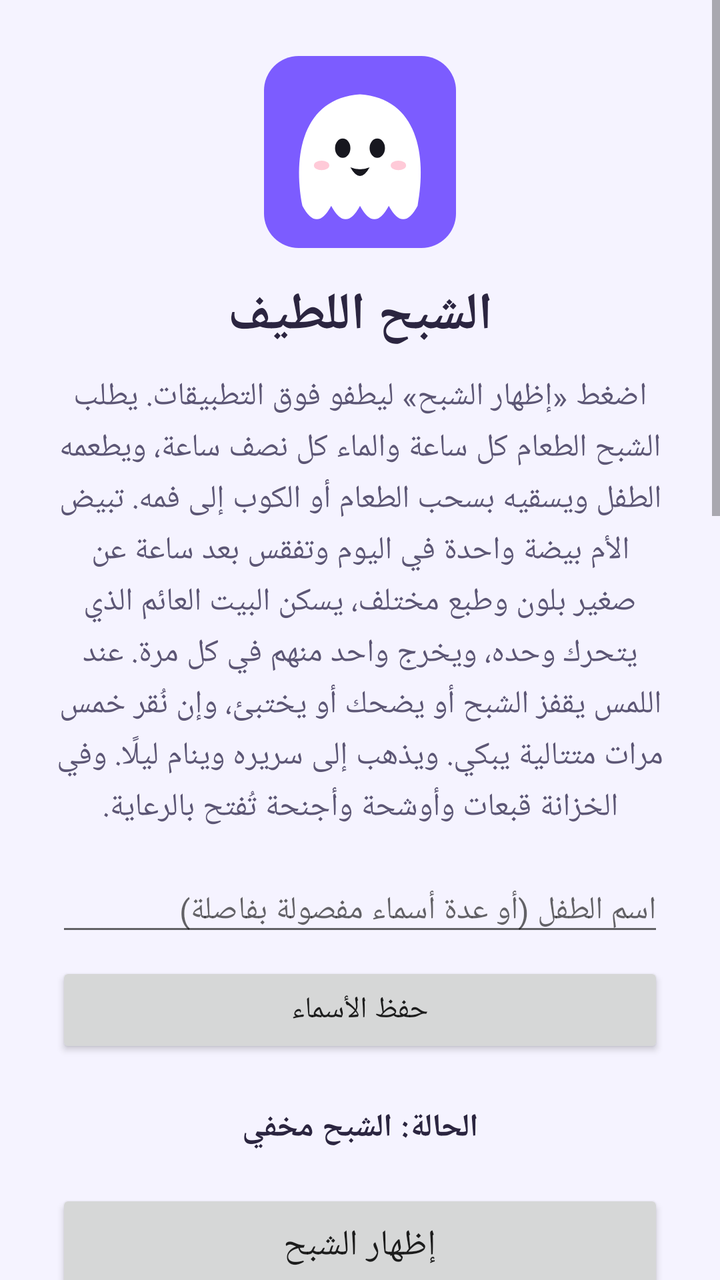
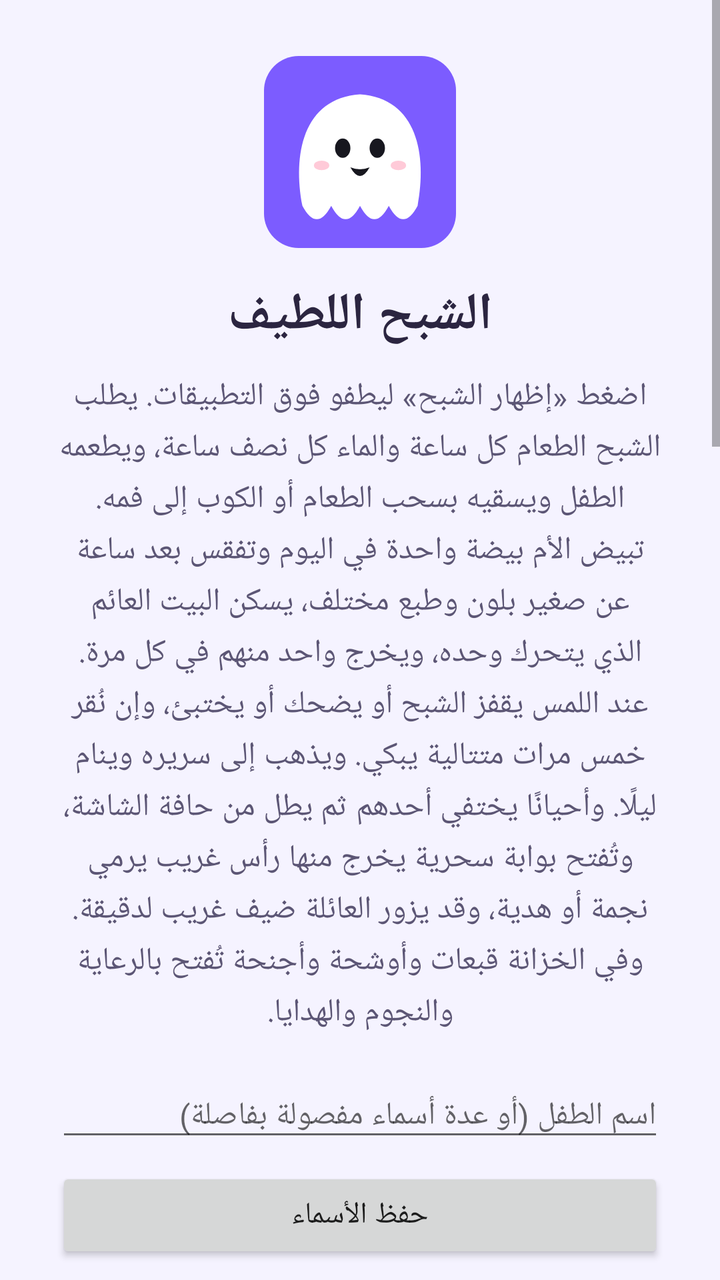

Screens rendered from an Android XML layout before and after an edit, with the pre-edit source and the edit as a unified diff.
<!-- AndroidManifest.xml: application theme AppTheme -->
<!-- res/layout/activity_main.xml -->
<?xml version="1.0" encoding="utf-8"?>
<ScrollView xmlns:android="http://schemas.android.com/apk/res/android"
    android:layout_width="match_parent"
    android:layout_height="match_parent"
    android:fillViewport="true">

    <LinearLayout
        android:layout_width="match_parent"
        android:layout_height="wrap_content"
        android:layoutDirection="rtl"
        android:gravity="center"
        android:orientation="vertical"
        android:padding="28dp">

        <ImageView
            android:layout_width="96dp"
            android:layout_height="96dp"
            android:importantForAccessibility="no"
            android:src="@drawable/ic_launcher" />

        <TextView
            android:layout_width="match_parent"
            android:layout_height="wrap_content"
            android:layout_marginTop="16dp"
            android:gravity="center"
            android:text="@string/main_title"
            android:textColor="@color/text_main"
            android:textSize="26sp"
            android:textStyle="bold" />

        <TextView
            android:layout_width="match_parent"
            android:layout_height="wrap_content"
            android:layout_marginTop="12dp"
            android:gravity="center"
            android:lineSpacingExtra="4dp"
            android:text="@string/main_description"
            android:textColor="@color/text_sub"
            android:textSize="16sp" />

        <EditText
            android:id="@+id/namesField"
            android:layout_width="match_parent"
            android:layout_height="wrap_content"
            android:layout_marginTop="20dp"
            android:hint="@string/names_hint"
            android:inputType="text"
            android:maxLines="2"
            android:textSize="16sp" />

        <Button
            android:id="@+id/saveNamesButton"
            android:layout_width="match_parent"
            android:layout_height="48dp"
            android:layout_marginTop="8dp"
            android:text="@string/names_save"
            android:textSize="15sp" />

        <LinearLayout
            android:id="@+id/updateBanner"
            android:layout_width="match_parent"
            android:layout_height="wrap_content"
            android:layout_marginTop="20dp"
            android:background="#FFF3CD"
            android:orientation="vertical"
            android:padding="14dp"
            android:visibility="gone">

            <TextView
                android:id="@+id/updateText"
                android:layout_width="match_parent"
                android:layout_height="wrap_content"
                android:gravity="center"
                android:textColor="@color/text_main"
                android:textSize="16sp"
                android:textStyle="bold" />

            <Button
                android:id="@+id/updateButton"
                android:layout_width="match_parent"
                android:layout_height="52dp"
                android:layout_marginTop="10dp"
                android:text="@string/update_download"
                android:textSize="16sp" />
        </LinearLayout>

        <TextView
            android:id="@+id/statusText"
            android:layout_width="match_parent"
            android:layout_height="wrap_content"
            android:layout_marginTop="24dp"
            android:gravity="center"
            android:text="@string/status_stopped"
            android:textColor="@color/text_main"
            android:textSize="16sp"
            android:textStyle="bold" />

        <Button
            android:id="@+id/showButton"
            android:layout_width="match_parent"
            android:layout_height="56dp"
            android:layout_marginTop="20dp"
            android:text="@string/show_ghost"
            android:textSize="18sp" />

        <Button
            android:id="@+id/hideButton"
            android:layout_width="match_parent"
            android:layout_height="56dp"
            android:layout_marginTop="12dp"
            android:text="@string/hide_ghost"
            android:textSize="18sp" />

        <Button
            android:id="@+id/feedButton"
            android:layout_width="match_parent"
            android:layout_height="48dp"
            android:layout_marginTop="12dp"
            android:text="@string/feed_now"
            android:textSize="15sp" />

        <Button
            android:id="@+id/drinkButton"
            android:layout_width="match_parent"
            android:layout_height="48dp"
            android:layout_marginTop="12dp"
            android:text="@string/drink_now"
            android:textSize="15sp" />

        <Button
            android:id="@+id/eggButton"
            android:layout_width="match_parent"
            android:layout_height="48dp"
            android:layout_marginTop="12dp"
            android:text="@string/egg_now"
            android:textSize="15sp" />

        <Button
            android:id="@+id/neglectButton"
            android:layout_width="match_parent"
            android:layout_height="48dp"
            android:layout_marginTop="12dp"
            android:text="@string/neglect_now"
            android:textSize="15sp" />

        <Button
            android:id="@+id/seasonButton"
            android:layout_width="match_parent"
            android:layout_height="48dp"
            android:layout_marginTop="12dp"
            android:text="@string/season_now"
            android:textSize="15sp" />

        <TextView
            android:layout_width="match_parent"
            android:layout_height="wrap_content"
            android:layout_marginTop="24dp"
            android:gravity="center"
            android:text="@string/wardrobe_title"
            android:textColor="@color/text_main"
            android:textSize="18sp"
            android:textStyle="bold" />

        <Button
            android:id="@+id/hatButton"
            android:layout_width="match_parent"
            android:layout_height="48dp"
            android:layout_marginTop="8dp"
            android:textSize="15sp" />

        <Button
            android:id="@+id/scarfButton"
            android:layout_width="match_parent"
            android:layout_height="48dp"
            android:layout_marginTop="8dp"
            android:textSize="15sp" />

        <Button
            android:id="@+id/wingsButton"
            android:layout_width="match_parent"
            android:layout_height="48dp"
            android:layout_marginTop="8dp"
            android:textSize="15sp" />

        <Button
            android:id="@+id/glowButton"
            android:layout_width="match_parent"
            android:layout_height="48dp"
            android:layout_marginTop="8dp"
            android:textSize="15sp" />

        <Button
            android:id="@+id/trailButton"
            android:layout_width="match_parent"
            android:layout_height="48dp"
            android:layout_marginTop="8dp"
            android:textSize="15sp" />

        <Button
            android:id="@+id/unlockAllButton"
            android:layout_width="match_parent"
            android:layout_height="48dp"
            android:layout_marginTop="8dp"
            android:text="@string/unlock_all_test"
            android:textSize="15sp" />

        <Button
            android:id="@+id/checkUpdateButton"
            android:layout_width="match_parent"
            android:layout_height="48dp"
            android:layout_marginTop="12dp"
            android:text="@string/update_check"
            android:textSize="15sp" />

        <TextView
            android:id="@+id/privacyNote"
            android:layout_width="match_parent"
            android:layout_height="wrap_content"
            android:layout_marginTop="20dp"
            android:gravity="center"
            android:lineSpacingExtra="2dp"
            android:text="@string/main_privacy_note_local"
            android:textColor="@color/text_sub"
            android:textSize="12sp" />

        <TextView
            android:id="@+id/versionText"
            android:layout_width="match_parent"
            android:layout_height="wrap_content"
            android:layout_marginTop="24dp"
            android:gravity="center"
            android:textColor="@color/text_sub"
            android:textSize="13sp" />
    </LinearLayout>
</ScrollView>
<!-- resources referenced by this layout -->
<resources>
  <color name="text_main">#2B2540</color>
  <color name="text_sub">#5C5675</color>
  <!-- drawable ic_launcher (drawable) -->
  <?xml version="1.0" encoding="utf-8"?>
  <vector xmlns:android="http://schemas.android.com/apk/res/android"
      android:width="108dp"
      android:height="108dp"
      android:viewportWidth="100"
      android:viewportHeight="100">
      <path
          android:fillColor="#7C5CFF"
          android:pathData="M18,0h64a18,18 0 0 1 18,18v64a18,18 0 0 1 -18,18h-64a18,18 0 0 1 -18,-18v-64a18,18 0 0 1 18,-18z" />
      <path
          android:fillColor="#FFFFFF"
          android:pathData="M20,78 C15,52 20,22 50,20 C80,22 85,52 80,78 Q72.5,92 65,78 Q57.5,92 50,78 Q42.5,92 35,78 Q27.5,92 20,78 Z" />
      <path
          android:fillColor="#17171F"
          android:pathData="M41,48 m-4,0 a4,5 0 1,0 8,0 a4,5 0 1,0 -8,0 M59,48 m-4,0 a4,5 0 1,0 8,0 a4,5 0 1,0 -8,0" />
      <path
          android:fillColor="#17171F"
          android:pathData="M45,58 Q50,60 55,58 Q50,67 45,58 Z" />
      <path
          android:fillColor="#FFB4C8"
          android:fillAlpha="0.7"
          android:pathData="M30,57 m-4,0 a4,2.5 0 1,0 8,0 a4,2.5 0 1,0 -8,0 M70,57 m-4,0 a4,2.5 0 1,0 8,0 a4,2.5 0 1,0 -8,0" />
  </vector>
  <string name="drink_now">جرّب السقي الآن</string>
  <string name="egg_now">جرّب البيضة (فقس سريع)</string>
  <string name="feed_now">جرّب الإطعام الآن</string>
  <string name="hide_ghost">إخفاء الشبح</string>
  <string name="main_description">اضغط «إظهار الشبح» ليطفو فوق التطبيقات. يطلب الشبح الطعام كل ساعة والماء كل نصف ساعة، ويطعمه الطفل ويسقيه بسحب الطعام أو الكوب إلى فمه. تبيض الأم بيضة واحدة في اليوم وتفقس بعد ساعة عن صغير بلون وطبع مختلف، يسكن البيت العائم الذي يتحرك وحده، ويخرج واحد منهم في كل مرة. عند اللمس يقفز الشبح أو يضحك أو يختبئ، وإن نُقر خمس مرات متتالية يبكي. ويذهب إلى سريره وينام ليلًا. وفي الخزانة قبعات وأوشحة وأجنحة تُفتح بالرعاية.</string>
  <string name="main_privacy_note_local">هذا التطبيق لا يستخدم الميكروفون ولا يجمع أي بيانات. يتصل بالإنترنت فقط للتحقق من وجود تحديث للتطبيق.</string>
  <string name="main_title">الشبح اللطيف</string>
  <string name="names_hint">اسم الطفل (أو عدة أسماء مفصولة بفاصلة)</string>
  <string name="names_save">حفظ الأسماء</string>
  <string name="neglect_now">جرّب الإهمال (مرحلة تالية)</string>
  <string name="season_now">جرّب الفصل (التالي)</string>
  <string name="show_ghost">إظهار الشبح</string>
  <string name="status_stopped">الحالة: الشبح مخفي</string>
  <string name="unlock_all_test">فتح كل الأغراض (للتجربة)</string>
  <string name="update_check">التحقق من وجود تحديث</string>
  <string name="update_download">تحميل وتثبيت التحديث</string>
  <string name="wardrobe_title">الخزانة</string>
  <style name="AppTheme" parent="android:Theme.Material.Light.NoActionBar">
          <item name="android:windowBackground">@color/screen_bg</item>
          <item name="android:statusBarColor">@color/screen_bg</item>
          <item name="android:navigationBarColor">@color/screen_bg</item>
          <item name="android:windowLightStatusBar">true</item>
      </style>
  <color name="screen_bg">#F5F3FF</color>
</resources>

<!-- the commit's change to res/layout/activity_main.xml (unified diff, before → after) -->
@@ -161,6 +161,15 @@
             android:textSize="18sp"
             android:textStyle="bold" />
 
+        <TextView
+            android:id="@+id/starsText"
+            android:layout_width="match_parent"
+            android:layout_height="wrap_content"
+            android:layout_marginTop="4dp"
+            android:gravity="center"
+            android:textColor="@color/text_sub"
+            android:textSize="15sp" />
+
         <Button
             android:id="@+id/hatButton"
             android:layout_width="match_parent"
@@ -202,6 +211,22 @@
             android:layout_height="48dp"
             android:layout_marginTop="8dp"
             android:text="@string/unlock_all_test"
+            android:textSize="15sp" />
+
+        <Button
+            android:id="@+id/peekButton"
+            android:layout_width="match_parent"
+            android:layout_height="48dp"
+            android:layout_marginTop="12dp"
+            android:text="@string/peek_now"
+            android:textSize="15sp" />
+
+        <Button
+            android:id="@+id/portalButton"
+            android:layout_width="match_parent"
+            android:layout_height="48dp"
+            android:layout_marginTop="12dp"
+            android:text="@string/portal_now"
             android:textSize="15sp" />
 
         <Button
<!-- resource entries referenced after the edit -->
@@ -30,12 +30,14 @@
   <string name="egg_now">جرّب البيضة (فقس سريع)</string>
   <string name="feed_now">جرّب الإطعام الآن</string>
   <string name="hide_ghost">إخفاء الشبح</string>
-  <string name="main_description">اضغط «إظهار الشبح» ليطفو فوق التطبيقات. يطلب الشبح الطعام كل ساعة والماء كل نصف ساعة، ويطعمه الطفل ويسقيه بسحب الطعام أو الكوب إلى فمه. تبيض الأم بيضة واحدة في اليوم وتفقس بعد ساعة عن صغير بلون وطبع مختلف، يسكن البيت العائم الذي يتحرك وحده، ويخرج واحد منهم في كل مرة. عند اللمس يقفز الشبح أو يضحك أو يختبئ، وإن نُقر خمس مرات متتالية يبكي. ويذهب إلى سريره وينام ليلًا. وفي الخزانة قبعات وأوشحة وأجنحة تُفتح بالرعاية.</string>
+  <string name="main_description">اضغط «إظهار الشبح» ليطفو فوق التطبيقات. يطلب الشبح الطعام كل ساعة والماء كل نصف ساعة، ويطعمه الطفل ويسقيه بسحب الطعام أو الكوب إلى فمه. تبيض الأم بيضة واحدة في اليوم وتفقس بعد ساعة عن صغير بلون وطبع مختلف، يسكن البيت العائم الذي يتحرك وحده، ويخرج واحد منهم في كل مرة. عند اللمس يقفز الشبح أو يضحك أو يختبئ، وإن نُقر خمس مرات متتالية يبكي. ويذهب إلى سريره وينام ليلًا. وأحيانًا يختفي أحدهم ثم يطل من حافة الشاشة، وتُفتح بوابة سحرية يخرج منها رأس غريب يرمي نجمة أو هدية، وقد يزور العائلة ضيف غريب لدقيقة. وفي الخزانة قبعات وأوشحة وأجنحة تُفتح بالرعاية والنجوم والهدايا.</string>
   <string name="main_privacy_note_local">هذا التطبيق لا يستخدم الميكروفون ولا يجمع أي بيانات. يتصل بالإنترنت فقط للتحقق من وجود تحديث للتطبيق.</string>
   <string name="main_title">الشبح اللطيف</string>
   <string name="names_hint">اسم الطفل (أو عدة أسماء مفصولة بفاصلة)</string>
   <string name="names_save">حفظ الأسماء</string>
   <string name="neglect_now">جرّب الإهمال (مرحلة تالية)</string>
+  <string name="peek_now">جرّب الإطلالة من الحافة</string>
+  <string name="portal_now">جرّب البوابة السحرية</string>
   <string name="season_now">جرّب الفصل (التالي)</string>
   <string name="show_ghost">إظهار الشبح</string>
   <string name="status_stopped">الحالة: الشبح مخفي</string>
